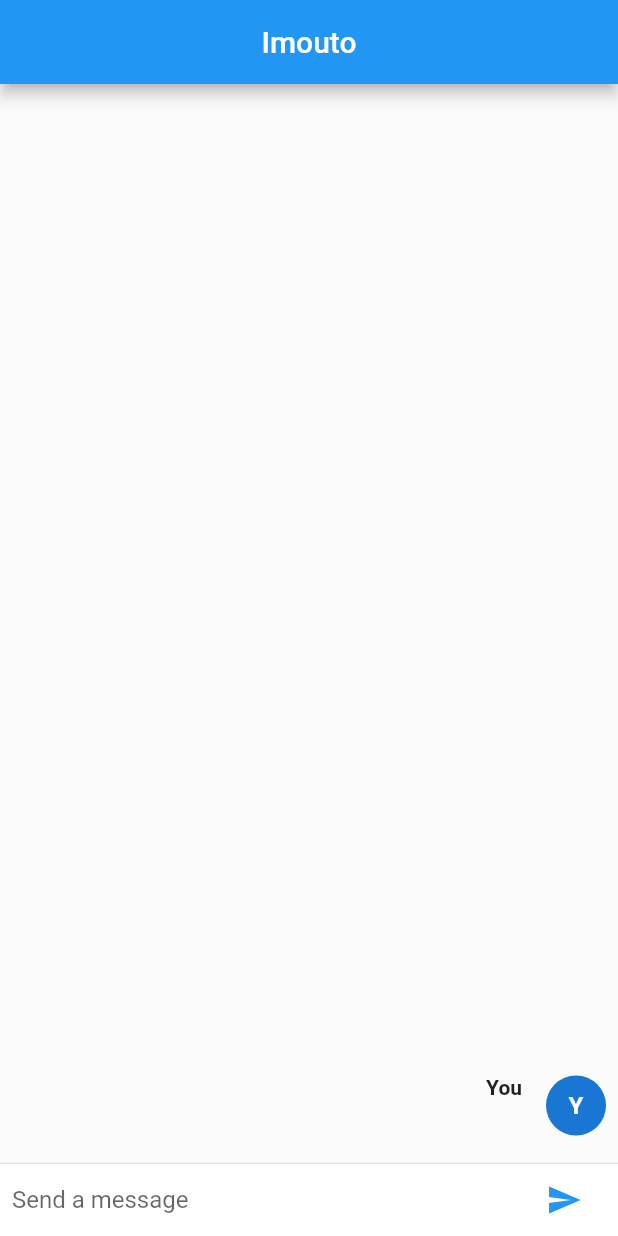
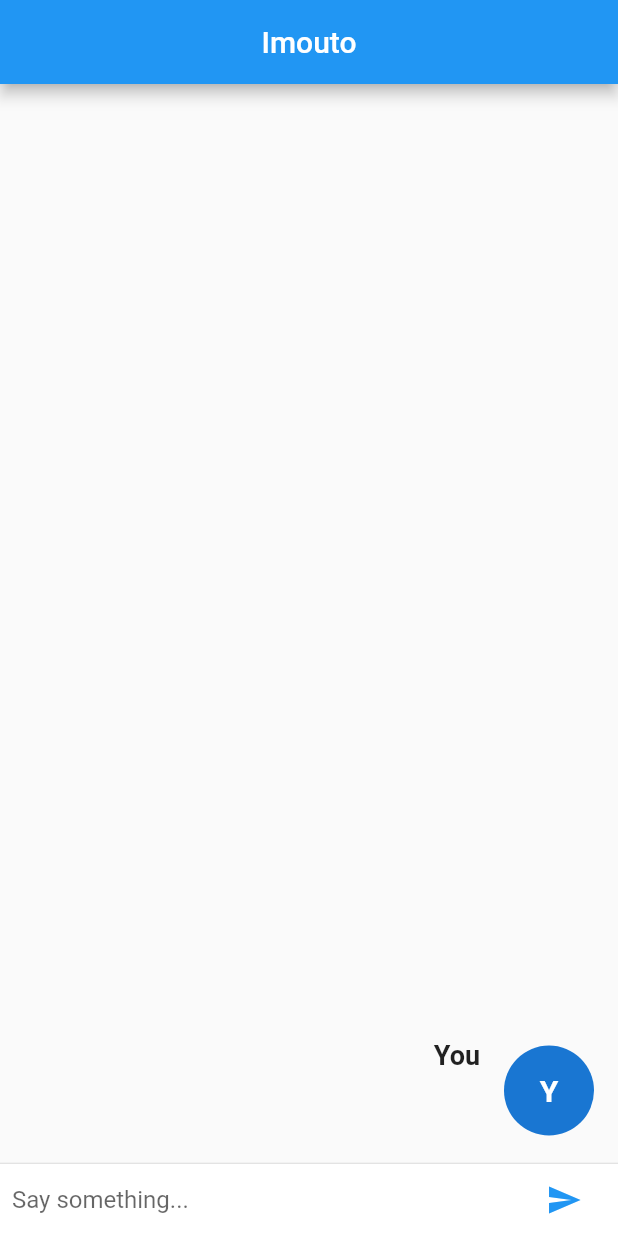
Before and after one commit to NotTheRealEdmund/imouto-chatbot-2, a Flutter app: the screen it shows after launch, after a tap on the "send" icon, on a phone screen of 412 x 824 dp. Run offline on Flutter 3.47's test engine with Material 2 defaults, Android fonts, the phone set to English and light mode, and no system bars; missing offline and left inert: flutter_dialogflow.

Commit message:
Enlarge CircleAvatar and make other adjustments in fontSize

```diff
--- a/chatbot/lib/main.dart
+++ b/chatbot/lib/main.dart
@@ -42,7 +42,7 @@ class _HomePageDialogflow extends State<HomePageDialogflow> {
                 controller: _textController,
                 onSubmitted: _handleSubmitted,
                 decoration:
-                  InputDecoration.collapsed(hintText: "Send a message"),
+                  InputDecoration.collapsed(hintText: "Say something..."),
               ),
             ),
             Container(
@@ -121,20 +121,25 @@ class ChatMessage extends StatelessWidget {
   final String name;
   final bool type;
 
+  // Imouto ListView item
   List<Widget> otherMessage(context) {
+    // Row with Avatar on the left and Column on the right
     return <Widget>[
+      // Avatar
       Container(
-        margin: const EdgeInsets.only(right: 16.0),
+        margin: const EdgeInsets.fromLTRB(8, 4, 16, 0),
         child: CircleAvatar(
+          radius: 30.0,
           backgroundImage: AssetImage("assets/imouto.png"),
         ),
       ),
+      // Column containing the name and text
       Expanded(
         child: Column(
           crossAxisAlignment: CrossAxisAlignment.start,
           children: <Widget>[
             Text(this.name,
-                style: TextStyle(fontWeight: FontWeight.bold)),
+                style: TextStyle(fontWeight: FontWeight.bold, fontSize: 18)),
             Container(
               margin: const EdgeInsets.only(top: 5.0),
               child: Text(text),
@@ -145,13 +150,16 @@ class ChatMessage extends StatelessWidget {
     ];
   }
 
+  // User ListView item
   List<Widget> myMessage(context) {
+    // Row with Column on the left and Avatar on the right
     return <Widget>[
+      // Column containing the name and text
       Expanded(
         child: Column(
           crossAxisAlignment: CrossAxisAlignment.end,
           children: <Widget>[
-            Text(this.name, style: TextStyle(fontWeight: FontWeight.bold)),
+            Text(this.name, style: TextStyle(fontWeight: FontWeight.bold, fontSize: 18)),
             Container(
               margin: const EdgeInsets.only(top: 5.0),
               child: Text(text),
@@ -159,12 +167,14 @@ class ChatMessage extends StatelessWidget {
           ],
         ),
       ),
+      // Avatar
       Container(
-        margin: const EdgeInsets.only(left: 16.0),
+        margin: const EdgeInsets.fromLTRB(16, 4, 8, 0),
         child: CircleAvatar(
+          radius: 30.0,
           child: Text(
             this.name[0],
-            style: TextStyle(fontWeight: FontWeight.bold),
+            style: TextStyle(fontWeight: FontWeight.bold, fontSize: 20.0),
           ),
         ),
       ),
```
